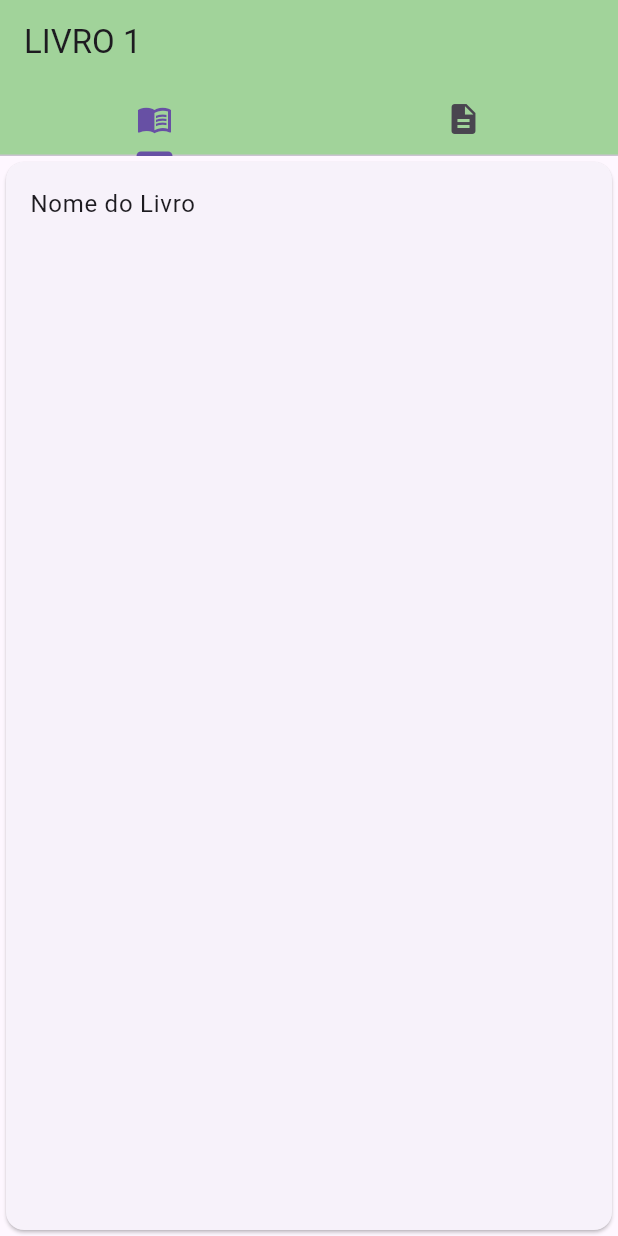
After one commit to SrMafra/FaculdadeFlutter, a Flutter app: the screen it shows after launch, after a tap on "Nome do Livro 1", on a phone screen of 412 x 824 dp. The commit adds this screen. Run offline on Flutter 3.47's test engine with Material 3 defaults, Android fonts, the phone set to English and light mode, and no system bars.

Commit message:
atualização 05042024
atividade 2 projeto aula02

```diff
--- /dev/null
+++ b/cursoflutter/aula02/lib/views/home.dart
@@ -0,0 +1,108 @@
+import 'package:flutter/material.dart';
+import 'livro1.dart';
+import 'livro2.dart';
+
+class MyHomePage extends StatefulWidget {
+  const MyHomePage({super.key, required this.title});
+
+  final String title;
+
+  @override
+  State<MyHomePage> createState() => _MyHomePageState();
+}
+
+class _MyHomePageState extends State<MyHomePage> {
+  @override
+  Widget build(BuildContext context) {
+    return Scaffold(
+        appBar: AppBar(
+          backgroundColor: Theme.of(context).colorScheme.inversePrimary,
+          title: Text(widget.title),
+        ),
+        body: GridView.count(
+          primary: false,
+          padding: const EdgeInsets.all(20),
+          crossAxisSpacing: 10,
+          mainAxisSpacing: 10,
+          crossAxisCount: 2,
+          children: <Widget>[
+            GestureDetector(
+              onTap: () {
+                // Navegar para a página do livro1.dart quando a imagem for clicada
+                Navigator.push(
+                  context,
+                  MaterialPageRoute(
+                      builder: (context) => const Livro1Page(
+                            title: 'LIVRO 1',
+                          )),
+                );
+              },
+              child: Container(
+                padding: const EdgeInsets.all(8),
+                height: 400, // Altura fixa para o Container
+                child: Column(
+                  mainAxisAlignment: MainAxisAlignment.center,
+                  children: [
+                    Expanded(
+                      child: Image.asset(
+                        'assets/livro1.jpg', // Insira o caminho da imagem aqui
+                        fit: BoxFit
+                            .contain, // Exibe a imagem em seu tamanho real
+                      ),
+                    ),
+                    const SizedBox(
+                      height: 10,
+                    ), // Espaçamento entre a imagem e o texto
+                    const Text(
+                      "Nome do Livro 1",
+                      textAlign: TextAlign.center,
+                      style: TextStyle(
+                        fontSize: 16,
+                        fontWeight: FontWeight.bold,
+                      ),
+                    ),
+                  ],
+                ),
+              ),
+            ),
+            GestureDetector(
+              onTap: () {
+                // Navegar para a página do livro2.dart quando a imagem for clicada
+                Navigator.push(
+                  context,
+                  MaterialPageRoute(
+                      builder: (context) => const Livro2Page(title: 'LIVRO 2')),
+                );
+              },
+              child: Container(
+                padding: const EdgeInsets.all(8),
+                height: 400, // Altura fixa para o Container
+                child: Column(
+                  mainAxisAlignment: MainAxisAlignment.center,
+                  children: [
+                    Expanded(
+                      child: Image.asset(
+                        'assets/livro1.jpg', // Insira o caminho da imagem aqui
+                        fit: BoxFit
+                            .contain, // Exibe a imagem em seu tamanho real
+                      ),
+                    ),
+                    const SizedBox(
+                      height: 10,
+                    ), // Espaçamento entre a imagem e o texto
+                    const Text(
+                      "Nome do Livro 2",
+                      textAlign: TextAlign.center,
+                      style: TextStyle(
+                        fontSize: 16,
+                        fontWeight: FontWeight.bold,
+                      ),
+                    ),
+                  ],
+                ),
+              ),
+            ),
+          ],
+        ));
+  }
+}
--- /dev/null
+++ b/cursoflutter/aula02/lib/views/livro1.dart
@@ -0,0 +1,50 @@
+import 'package:flutter/material.dart';
+
+class Livro1Page extends StatefulWidget {
+  const Livro1Page({super.key, required this.title});
+
+  final String title;
+
+  @override
+  State<Livro1Page> createState() => _Livro1PageState();
+}
+
+class _Livro1PageState extends State<Livro1Page> {
+  @override
+  Widget build(BuildContext context) {
+    return MaterialApp(
+      home: DefaultTabController(
+        length: 2,
+        child: Scaffold(
+          appBar: AppBar(
+            backgroundColor: Theme.of(context).colorScheme.inversePrimary,
+            title: Text(widget.title),
+            bottom: const TabBar(
+              tabs:[
+                Tab(icon: Icon(Icons.menu_book)),
+                Tab(icon: Icon(Icons.description),)
+              ]
+              ),
+          ),
+          body:  const TabBarView(
+            children: <Widget>[
+              Card(
+                child:Column(
+                  children: <Widget>
+                  [ListTile(title: Text('Nome do Livro'),)],
+                )
+                ),
+                Card(
+                child:Column(
+                  children: <Widget>
+                  [ListTile(title: Text('Nome do Livro'),)],
+                )
+                ),
+
+            ]
+          ),
+        ),
+      ),
+    );
+  }
+}
```
Also changed, not shown: cursoflutter/aula02/lib/main.dart (+2 -81 lines), cursoflutter/aula02/lib/views/livro2.dart (added, +25 -0 lines), aula5/pubspec.lock, cursoflutter/aula01/pubspec.lock, cursoflutter/aula02/pubspec.lock.
